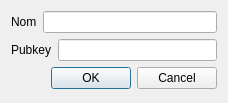
Qt form res/ui/contact.ui (duniter/sakia) before a commit.
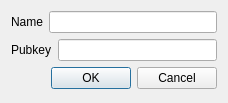
The same form after that commit.

What changed in the file:
```diff
--- a/res/ui/contact.ui
+++ b/res/ui/contact.ui
@@ -19,7 +19,7 @@
      <item>
       <widget class="QLabel" name="label">
        <property name="text">
-        <string>Nom</string>
+        <string>Name</string>
        </property>
       </widget>
      </item>
```
